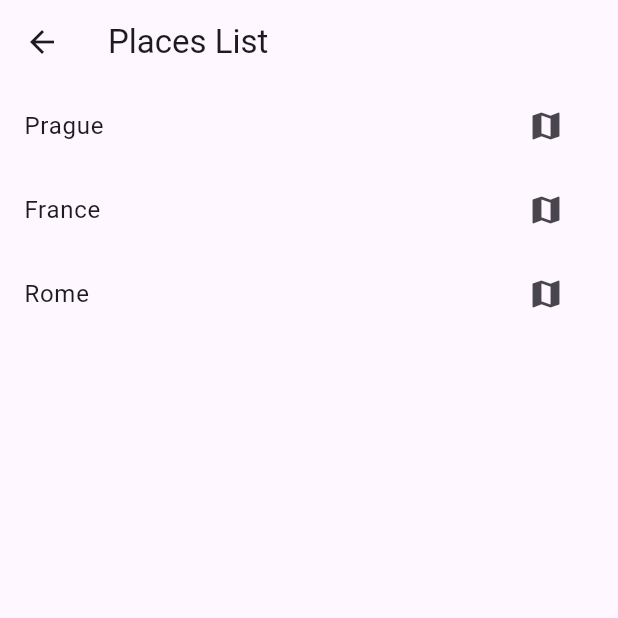
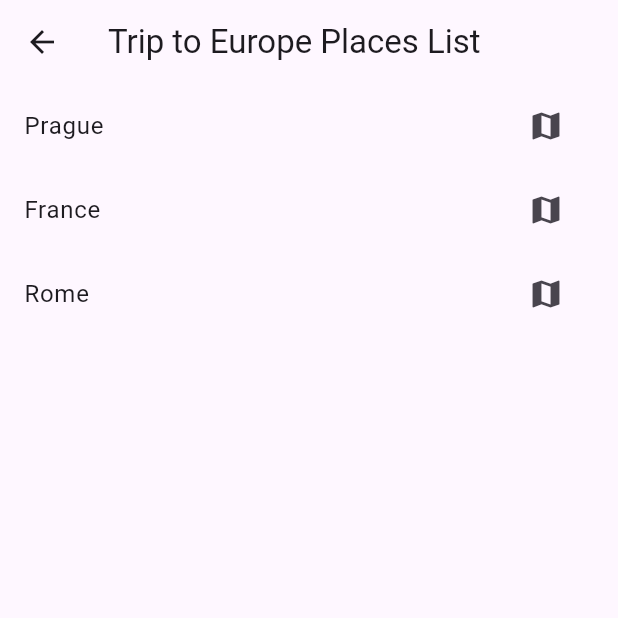
Before and after one commit to DiceNameIsMy/vut-itu, a Flutter app: the TripListScreen screen opened by its route, after a tap on "Trip to Europe", on a phone screen of 412 x 824 dp, the top half of it. Run offline on Flutter 3.47's test engine with Material 3 defaults, Android fonts, the phone set to English and light mode, and no system bars; our stand-ins replace flutter_map, go_router, latlong2; missing offline and left inert: flutter_map_cancellable_tile_provider.

Commit message:
Pass viewmodels between screens

```diff
--- /dev/null
+++ b/devtools_options.yaml
@@ -0,0 +1,3 @@
+description: This file stores settings for Dart & Flutter DevTools.
+documentation: https://docs.flutter.dev/tools/devtools/extensions#configure-extension-enablement-states
+extensions:
--- a/lib/app.dart
+++ b/lib/app.dart
@@ -1,7 +1,9 @@
 import 'package:flutter/material.dart';
 import 'package:go_router/go_router.dart';
+import 'package:provider/provider.dart';
 import 'package:vut_itu/map/map_screen.dart';
 import 'package:vut_itu/settings/settings_controller.dart';
+import 'package:vut_itu/trip/trip_viewmodel.dart';
 import 'package:vut_itu/trip_planning/trip_list_screen.dart';
 import 'package:vut_itu/trip_planning/trip_screen.dart';
 
@@ -10,27 +12,26 @@ final GoRouter _router = GoRouter(
   routes: <RouteBase>[
     GoRoute(
       path: '/',
-      builder: (BuildContext context, GoRouterState state) {
-        return const MyHomePage(title: 'Flutter Demo Home Page');
-      },
+      builder: (BuildContext context, GoRouterState state) =>
+          const MyHomePage(title: 'Flutter Demo Home Page'),
       routes: <RouteBase>[
         GoRoute(
           path: 'trips',
-          builder: (BuildContext context, GoRouterState state) {
-            return TripListScreen();
-          },
+          builder: (BuildContext context, GoRouterState state) =>
+              TripListScreen(),
           routes: [
             GoRoute(
               path: ':tripId',
-              builder: (BuildContext context, GoRouterState state) {
-                return TripScreen();
-              },
+              builder: (BuildContext context, GoRouterState state) =>
+                  ChangeNotifierProvider(
+                create: (context) => state.extra as TripViewmodel?,
+                child: TripScreen(),
+              ),
               routes: [
                 GoRoute(
                   path: 'map',
-                  builder: (BuildContext context, GoRouterState state) {
-                    return MapScreen();
-                  },
+                  builder: (BuildContext context, GoRouterState state) =>
+                      MapScreen(),
                 ),
               ],
             ),
@@ -38,9 +39,7 @@ final GoRouter _router = GoRouter(
         ),
         GoRoute(
           path: 'map',
-          builder: (BuildContext context, GoRouterState state) {
-            return MapScreen();
-          },
+          builder: (BuildContext context, GoRouterState state) => MapScreen(),
         ),
       ],
     ),
--- /dev/null
+++ b/lib/trip/trip.dart
@@ -0,0 +1,6 @@
+class TripModel {
+  TripModel({required this.id, this.title});
+
+  final String id;
+  String? title;
+}
--- a/lib/trip/trip_viewmodel.dart
+++ b/lib/trip/trip_viewmodel.dart
@@ -1,17 +1,17 @@
 import 'package:flutter/material.dart';
+import 'package:vut_itu/trip/trip.dart';
 
 class TripViewmodel extends ChangeNotifier {
-  TripViewmodel({required this.id, String? title}) : _title = title;
+  TripViewmodel(this.tripModel);
 
-  final String id;
+  TripModel tripModel;
 
-  String? _title;
-
-  String? get title => _title;
+  String get id => tripModel.id;
+  String? get title => tripModel.title;
 
   set title(String? newTitle) {
-    if (_title != newTitle) {
-      _title = newTitle;
+    if (tripModel.title != newTitle) {
+      tripModel.title = newTitle;
       notifyListeners();
     }
   }
--- a/lib/trip_planning/trip_list_screen.dart
+++ b/lib/trip_planning/trip_list_screen.dart
@@ -1,37 +1,49 @@
 import 'package:flutter/material.dart';
 import 'package:go_router/go_router.dart';
+import 'package:provider/provider.dart';
 import 'package:uuid/uuid.dart';
+import 'package:vut_itu/trip/trip.dart';
 import 'package:vut_itu/trip/trip_viewmodel.dart';
 
-class TripListScreen extends StatelessWidget {
-  TripListScreen({super.key});
+class TripListScreen extends StatefulWidget {
+  @override
+  TripListScreenState createState() => TripListScreenState();
+}
 
-  final List<String> tripTitles = [
-    'Trip to Europe',
-    'Trip to Europe 2',
-    'Trip to Tokyo',
-    'Trip to Sydney',
+class TripListScreenState extends State<TripListScreen> {
+  late List<TripViewmodel> trips;
+
+  @override
+  void initState() {
+    super.initState();
+
+    // TODO: Load from somewhere
+    trips = [
+      TripViewmodel(TripModel(id: Uuid().v7(), title: 'Trip to Europe')),
+      TripViewmodel(TripModel(id: Uuid().v7(), title: 'Trip to Europe2')),
+      TripViewmodel(TripModel(id: Uuid().v7(), title: 'Trip to Tokyo')),
+      TripViewmodel(TripModel(id: Uuid().v7(), title: null)),
     ];
-  final List<TripViewmodel> trips = [
-    TripViewmodel(id: Uuid().v7(), title: 'Trip to Europe'),
-    TripViewmodel(id: Uuid().v7(), title: 'Trip to Europe2'),
-    TripViewmodel(id: Uuid().v7(), title: 'Trip to Tokyo'),
-    TripViewmodel(id: Uuid().v7(), title: null),
-  ];
+  }
 
   @override
   Widget build(BuildContext context) {
     return Scaffold(
       appBar: AppBar(
-        title: Text('Trip List'),
+        title: Text('Trips'),
       ),
       body: ListView.builder(
-        itemCount: tripTitles.length,
           itemBuilder: (context, index) {
             var trip = trips[index];
             var titleColor = trip.title != null
                 ? Theme.of(context).textTheme.bodyMedium?.color
                 : Theme.of(context).colorScheme.secondary;
+
+            return ChangeNotifierProvider(
+              create: (context) => trip,
+              child: Consumer<TripViewmodel>(
+                builder: (context, _, child) {
+                  var trip = context.read<TripViewmodel>();
                   return ListTile(
                     title: Text(
                       trip.title ?? "Unset",
@@ -40,11 +52,14 @@ class TripListScreen extends StatelessWidget {
                       ),
                     ),
                     onTap: () {
-              context.go('/trips/123');
+                      context.go('/trips/${trip.id}', extra: trip);
                     },
                   );
                 },
               ),
             );
+          },
+          itemCount: trips.length),
+    );
   }
 }
--- a/lib/trip_planning/trip_screen.dart
+++ b/lib/trip_planning/trip_screen.dart
@@ -1,8 +1,12 @@
 import 'package:flutter/material.dart';
 import 'package:go_router/go_router.dart';
+import 'package:provider/provider.dart';
+import 'package:vut_itu/trip/trip_viewmodel.dart';
 
 class TripScreen extends StatelessWidget {
-  final List<String> places = [
+  TripScreen({super.key});
+
+  static final List<String> places = [
     'Prague',
     'France',
     'Rome',
@@ -10,10 +14,23 @@ class TripScreen extends StatelessWidget {
 
   @override
   Widget build(BuildContext context) {
+    var trip = context.watch<TripViewmodel?>();
+    if (trip == null) {
+      return Scaffold(
+        appBar: AppBar(title: const Text("Places List")),
+        body: Center(
+          child: Text('Trip not found'),
+        ),
+      );
+    }
+    return _build(context, trip);
+  }
+
+  Widget _build(BuildContext context, TripViewmodel trip) {
+    var titleText =
+        trip.title == null ? 'Places List' : '${trip.title} Places List';
     return Scaffold(
-      appBar: AppBar(
-        title: Text('Places List'),
-      ),
+      appBar: AppBar(title: Text(titleText)),
       body: ListView.builder(
         itemCount: places.length,
         itemBuilder: (context, index) {
@@ -21,7 +38,7 @@ class TripScreen extends StatelessWidget {
             title: Text(places[index]),
             trailing: IconButton(
                 onPressed: () {
-                  context.go('/trips/123/map');
+                  context.go('/trips/${trip.id}/map', extra: trip);
                 },
                 icon: Icon(Icons.map)),
           );
--- a/pubspec.yaml
+++ b/pubspec.yaml
@@ -37,6 +37,7 @@ dependencies:
   flutter_map_cancellable_tile_provider:
   go_router: ^14.4.1
   latlong2:
+  provider: ^6.1.2
   url_launcher: ^6.2.6
   uuid: ^4.5.1
 
```
Also changed, not shown: pubspec.lock. Lines whose indentation alone changed are shown as unchanged.
